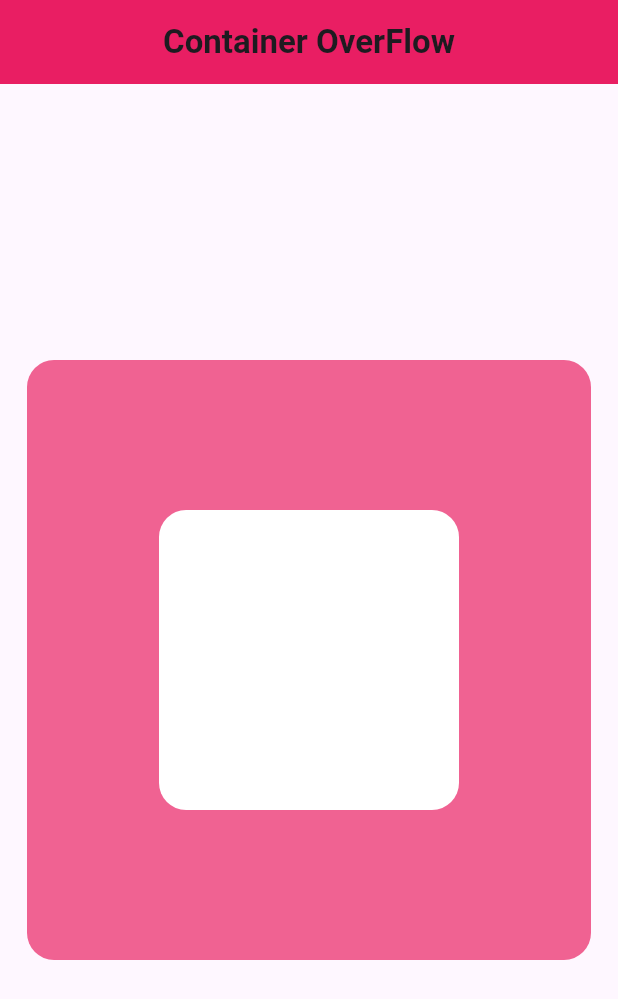
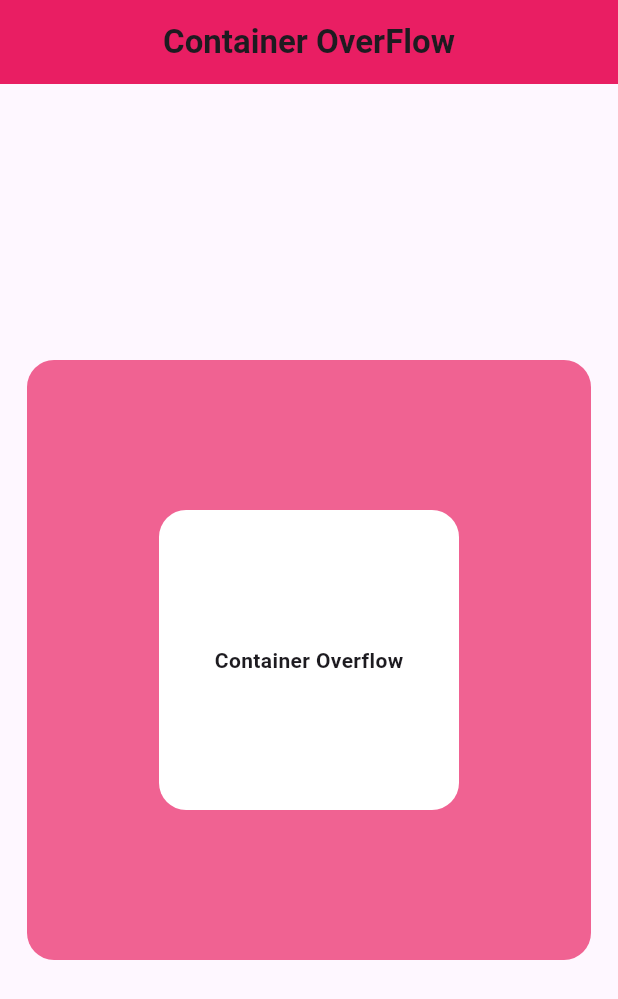
Before and after one commit to sohasara/Container-Overflow, a Flutter app: the screen it shows after launch, on a phone screen of 412 x 824 dp. Shown: the top 999 px of the screen. Run offline on Flutter 3.47's test engine with Material 3 defaults, Android fonts, the phone set to English and light mode, and no system bars.

Commit message:
add text

```diff
--- a/lib/overflow.dart
+++ b/lib/overflow.dart
@@ -35,8 +35,17 @@ class OverFlow extends StatelessWidget {
                     height: 200,
                     width: 200,
                     decoration: BoxDecoration(
-                        color: Colors.white,
-                        borderRadius: BorderRadius.circular(18)),
+                      color: Colors.white,
+                      borderRadius: BorderRadius.circular(18),
+                    ),
+                    child: const Center(
+                      child: Text(
+                        'Container Overflow',
+                        style: TextStyle(
+                          fontWeight: FontWeight.bold,
+                        ),
+                      ),
+                    ),
                   ),
                 ],
               ),
```
